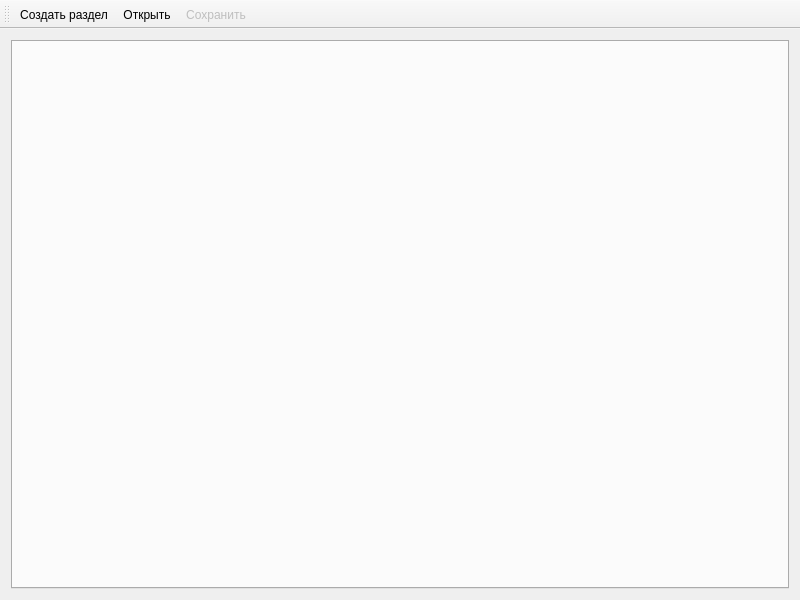
Old version of the form editor/mainwindow.ui in the repository TheMrButcher/offline-mentor.
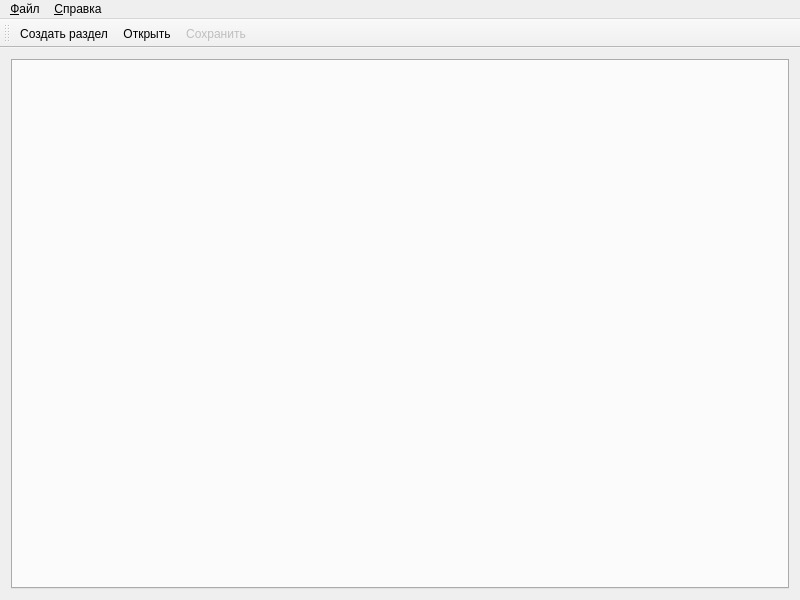
New version of the form. Icons and pictures are not drawn.

Patch:
```diff
--- a/editor/mainwindow.ui
+++ b/editor/mainwindow.ui
@@ -38,6 +38,33 @@
    <addaction name="openAction"/>
    <addaction name="saveAction"/>
   </widget>
+  <widget class="QMenuBar" name="menuBar">
+   <property name="geometry">
+    <rect>
+     <x>0</x>
+     <y>0</y>
+     <width>800</width>
+     <height>20</height>
+    </rect>
+   </property>
+   <widget class="QMenu" name="menu">
+    <property name="title">
+     <string>&amp;Файл</string>
+    </property>
+    <addaction name="createAction"/>
+    <addaction name="openAction"/>
+    <addaction name="saveAction"/>
+    <addaction name="exitAction"/>
+   </widget>
+   <widget class="QMenu" name="menu_2">
+    <property name="title">
+     <string>&amp;Справка</string>
+    </property>
+    <addaction name="aboutAction"/>
+   </widget>
+   <addaction name="menu"/>
+   <addaction name="menu_2"/>
+  </widget>
   <action name="saveAction">
    <property name="enabled">
     <bool>false</bool>
@@ -47,7 +74,7 @@
      <normaloff>:/icons/save.png</normaloff>:/icons/save.png</iconset>
    </property>
    <property name="text">
-    <string>Сохранить</string>
+    <string>&amp;Сохранить</string>
    </property>
    <property name="toolTip">
     <string>Сохранить</string>
@@ -62,6 +89,9 @@
      <normaloff>:/icons/new.png</normaloff>:/icons/new.png</iconset>
    </property>
    <property name="text">
+    <string>Созд&amp;ать раздел</string>
+   </property>
+   <property name="toolTip">
     <string>Создать раздел</string>
    </property>
    <property name="shortcut">
@@ -74,7 +104,7 @@
      <normaloff>:/icons/open.png</normaloff>:/icons/open.png</iconset>
    </property>
    <property name="text">
-    <string>Открыть</string>
+    <string>&amp;Открыть</string>
    </property>
    <property name="toolTip">
     <string>Открыть</string>
```
Left out of the diff: 19 changed lines with no effect on the pictures.
